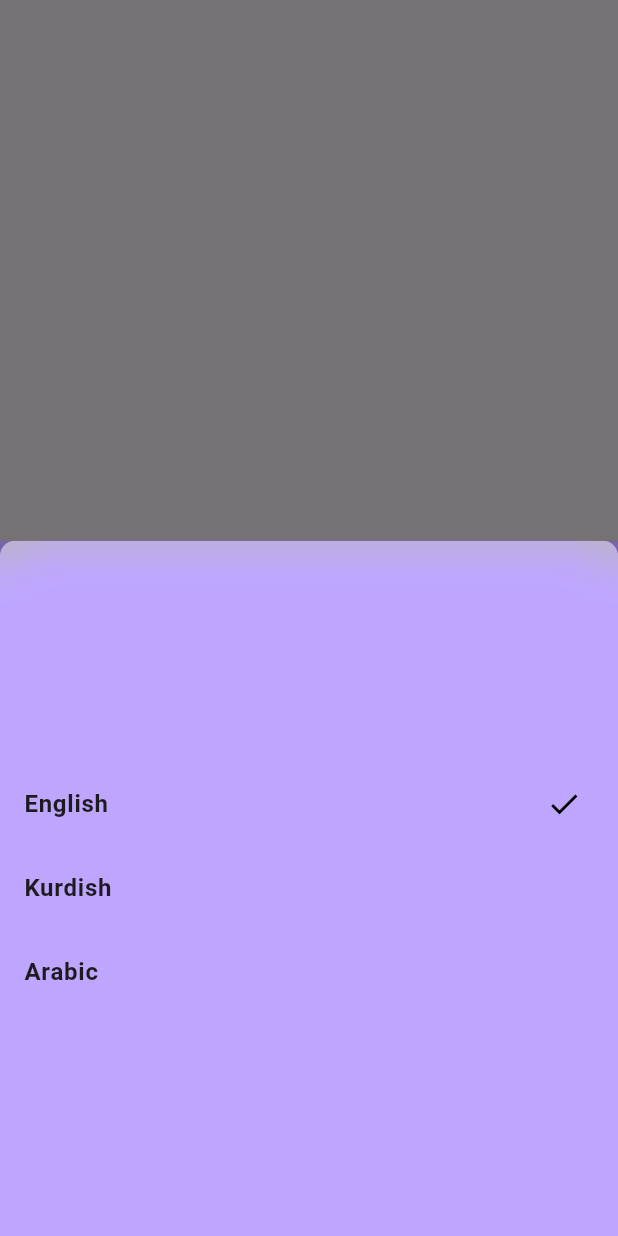
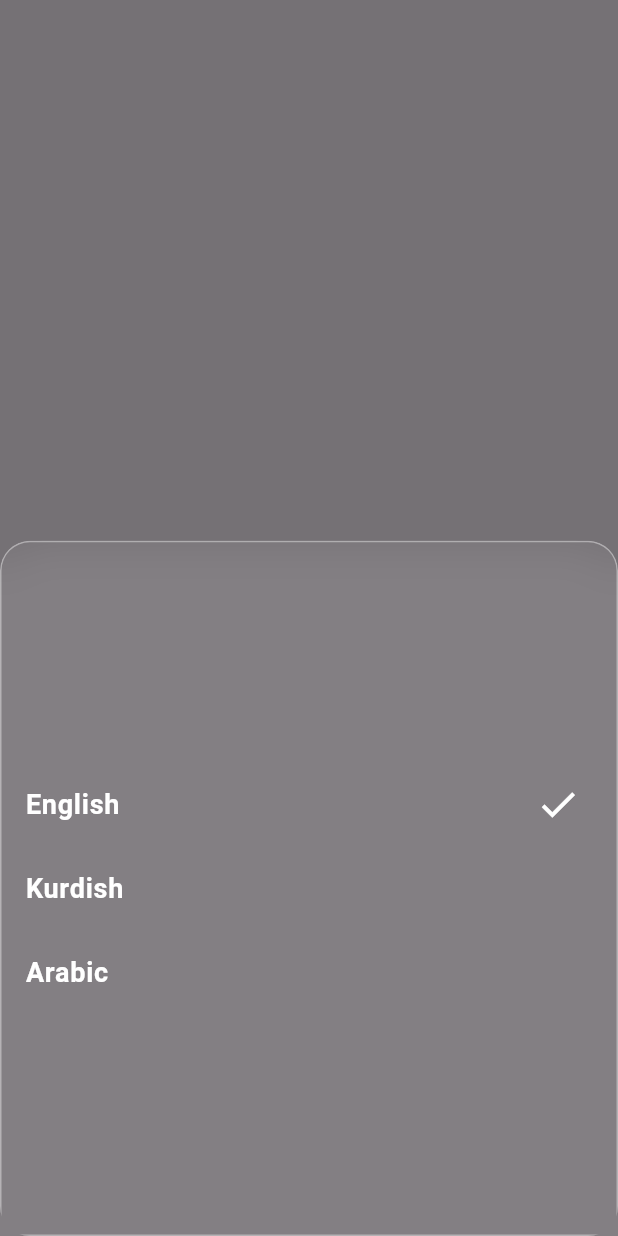
Before and after one commit to Imran-Mohammed-Shekho/Kurd_Fit, a Flutter app: what showmodelbottomsheet() shows on an empty page, opened directly, on a phone screen of 412 x 824 dp. Run offline on Flutter 3.47's test engine with Material 3 defaults, Android fonts, the phone set to English and light mode, and no system bars; our stand-ins replace curved_navigation_bar, google_fonts.

Commit message:
update the bottomSHeet bg color from deeppurple to galssy

```diff
--- a/root/lib/UI/screens/language_screen.dart
+++ b/root/lib/UI/screens/language_screen.dart
@@ -5,21 +5,21 @@ import 'package:gym/state/providers/language_provider.dart';
 import 'package:provider/provider.dart';
 
 void showmodelbottomsheet(BuildContext context) {
-  final language = Provider.of<LanguageProvider>(context, listen: false);
   showModalBottomSheet(
     barrierLabel: "Select Language",
-    backgroundColor: Colors.deepPurpleAccent.shade200,
+    backgroundColor: Colors.white.withOpacity(0.1),
     context: context,
     builder: (context) => ClipRRect(
+      borderRadius: BorderRadius.circular(20),
       child: BackdropFilter(
         filter: ImageFilter.blur(sigmaY: 15, sigmaX: 15),
         child: Container(
           decoration: BoxDecoration(
-            color: Colors.white60.withOpacity(0.5),
             borderRadius: BorderRadius.only(
-              topLeft: Radius.circular(10),
-              topRight: Radius.circular(10),
+              topLeft: Radius.circular(20),
+              topRight: Radius.circular(20),
             ),
+            border: Border.all(color: Colors.white.withOpacity(0.4)),
           ),
           child: Consumer<LanguageProvider>(
             builder:
@@ -37,14 +37,18 @@ void showmodelbottomsheet(BuildContext context) {
                             lang,
                             style: TextStyle(
                               fontWeight: FontWeight.bold,
-                              fontSize: 16,
+                              fontSize: 18,
+                              color: Colors.white,
                             ),
                           ),
                           trailing: language.isselected(lang)
-                              ? Icon(Icons.check, color: Colors.black)
+                              ? Icon(Icons.check, color: Colors.white, size: 30)
                               : null,
 
-                          onTap: () => language.change_language(lang),
+                          onTap: () {
+                            language.change_language(lang);
+                            Navigator.pop(context);
+                          },
                         );
                       }).toList(),
                     ],
```
Also changed, not shown: root/lib/UI/screens/Dashboard_Screen.dart (+2 -140 lines).
